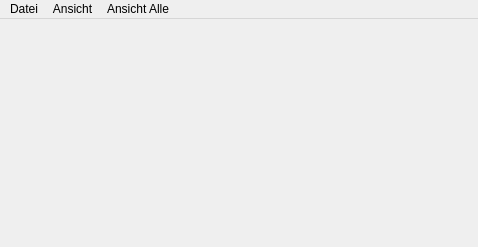
The window that ShowSolarData/ShowSolarData/Mainwindow.ui (Dashro/ShowSolarData) describes before a commit, drawn with Qt 5.
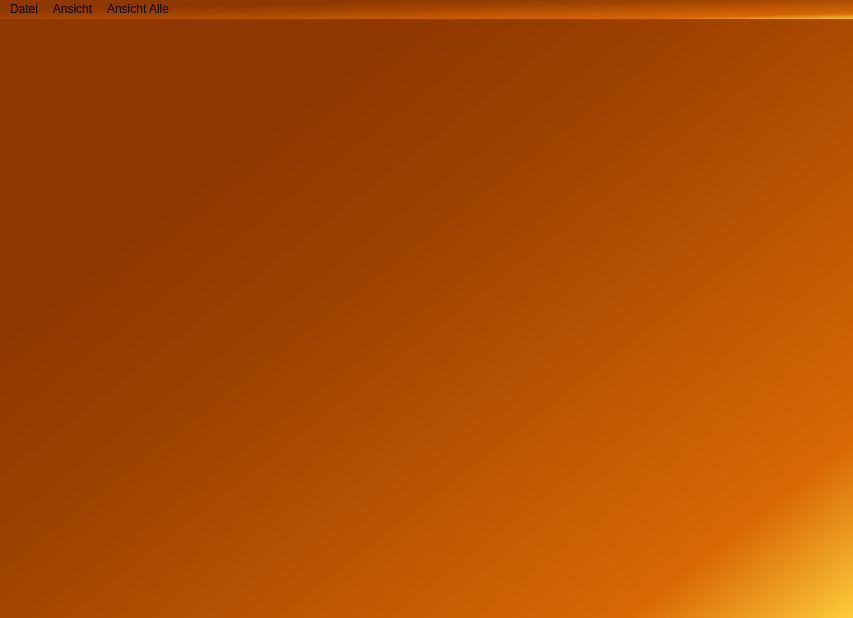
The same window after the commit. Icons and pictures are not drawn.

Patch:
```diff
--- a/ShowSolarData/ShowSolarData/Mainwindow.ui
+++ b/ShowSolarData/ShowSolarData/Mainwindow.ui
@@ -6,8 +6,8 @@
    <rect>
     <x>0</x>
     <y>0</y>
-    <width>478</width>
-    <height>247</height>
+    <width>853</width>
+    <height>618</height>
    </rect>
   </property>
   <property name="windowTitle">
@@ -17,12 +17,668 @@
    <bool>false</bool>
   </property>
   <property name="styleSheet">
-   <string notr="true">background-image: url(:/Resources/0006c9_a1b5dc3e5208946fc3a01d851f85d769.jpg);</string>
+   <string notr="true">background-color:qlineargradient(spread:pad, x1:0.210889, y1:0.293, x2:1, y2:1, stop:0 rgba(143, 56, 0, 255), stop:0.241192 rgba(158, 66, 0, 251), stop:0.810298 rgba(216, 104, 4, 250), stop:1 rgba(254, 206, 60, 236))
+</string>
   </property>
   <widget class="QWidget" name="centralWidget">
    <layout class="QGridLayout" name="gridLayout">
+    <property name="leftMargin">
+     <number>0</number>
+    </property>
+    <property name="topMargin">
+     <number>0</number>
+    </property>
+    <property name="rightMargin">
+     <number>0</number>
+    </property>
+    <property name="bottomMargin">
+     <number>0</number>
+    </property>
     <item row="0" column="0">
      <widget class="QStackedWidget" name="stackedWidget">
+      <property name="palette">
+       <palette>
+        <active>
+         <colorrole role="WindowText">
+          <brush brushstyle="SolidPattern">
+           <color alpha="255">
+            <red>0</red>
+            <green>0</green>
+            <blue>0</blue>
+           </color>
+          </brush>
+         </colorrole>
+         <colorrole role="Button">
+          <brush brushstyle="LinearGradientPattern">
+           <gradient startx="0.210889000000000" starty="0.293000000000000" endx="1.000000000000000" endy="1.000000000000000" type="LinearGradient" spread="PadSpread" coordinatemode="ObjectBoundingMode">
+            <gradientstop position="0.000000000000000">
+             <color alpha="255">
+              <red>143</red>
+              <green>56</green>
+              <blue>0</blue>
+             </color>
+            </gradientstop>
+            <gradientstop position="0.241192000000000">
+             <color alpha="251">
+              <red>158</red>
+              <green>66</green>
+              <blue>0</blue>
+             </color>
+            </gradientstop>
+            <gradientstop position="0.810298000000000">
+             <color alpha="250">
+              <red>216</red>
+              <green>104</green>
+              <blue>4</blue>
+             </color>
+            </gradientstop>
+            <gradientstop position="1.000000000000000">
+             <color alpha="236">
+              <red>254</red>
+              <green>206</green>
+              <blue>60</blue>
+             </color>
+            </gradientstop>
+           </gradient>
+          </brush>
+         </colorrole>
+         <colorrole role="Light">
+          <brush brushstyle="SolidPattern">
+           <color alpha="255">
+            <red>213</red>
+            <green>255</green>
+            <blue>127</blue>
+           </color>
+          </brush>
+         </colorrole>
+         <colorrole role="Midlight">
+          <brush brushstyle="SolidPattern">
+           <color alpha="255">
+            <red>191</red>
+            <green>255</green>
+            <blue>63</blue>
+           </color>
+          </brush>
+         </colorrole>
+         <colorrole role="Dark">
+          <brush brushstyle="SolidPattern">
+           <color alpha="255">
+            <red>85</red>
+            <green>127</green>
+            <blue>0</blue>
+           </color>
+          </brush>
+         </colorrole>
+         <colorrole role="Mid">
+          <brush brushstyle="SolidPattern">
+           <color alpha="255">
+            <red>113</red>
+            <green>170</green>
+            <blue>0</blue>
+           </color>
+          </brush>
+         </colorrole>
+         <colorrole role="Text">
+          <brush brushstyle="SolidPattern">
+           <color alpha="255">
+            <red>0</red>
+            <green>0</green>
+            <blue>0</blue>
+           </color>
+          </brush>
+         </colorrole>
+         <colorrole role="BrightText">
+          <brush brushstyle="SolidPattern">
+           <color alpha="255">
+            <red>255</red>
+            <green>255</green>
+            <blue>255</blue>
+           </color>
+          </brush>
+         </colorrole>
+         <colorrole role="ButtonText">
+          <brush brushstyle="SolidPattern">
+           <color alpha="255">
+            <red>0</red>
+            <green>0</green>
+            <blue>0</blue>
+           </color>
+          </brush>
+         </colorrole>
+         <colorrole role="Base">
+          <brush brushstyle="LinearGradientPattern">
+           <gradient startx="0.210889000000000" starty="0.293000000000000" endx="1.000000000000000" endy="1.000000000000000" type="LinearGradient" spread="PadSpread" coordinatemode="ObjectBoundingMode">
+            <gradientstop position="0.000000000000000">
+             <color alpha="255">
+              <red>143</red>
+              <green>56</green>
+              <blue>0</blue>
+             </color>
+            </gradientstop>
+            <gradientstop position="0.241192000000000">
+             <color alpha="251">
+              <red>158</red>
+              <green>66</green>
+              <blue>0</blue>
+             </color>
+            </gradientstop>
+            <gradientstop position="0.810298000000000">
+             <color alpha="250">
+              <red>216</red>
+              <green>104</green>
+              <blue>4</blue>
+             </color>
+            </gradientstop>
+            <gradientstop position="1.000000000000000">
+             <color alpha="236">
+              <red>254</red>
+              <green>206</green>
+              <blue>60</blue>
+             </color>
+            </gradientstop>
+           </gradient>
+          </brush>
+         </colorrole>
+         <colorrole role="Window">
+          <brush brushstyle="LinearGradientPattern">
+           <gradient startx="0.210889000000000" starty="0.293000000000000" endx="1.000000000000000" endy="1.000000000000000" type="LinearGradient" spread="PadSpread" coordinatemode="ObjectBoundingMode">
+            <gradientstop position="0.000000000000000">
+             <color alpha="255">
+              <red>143</red>
+              <green>56</green>
+              <blue>0</blue>
+             </color>
+            </gradientstop>
+            <gradientstop position="0.241192000000000">
+             <color alpha="251">
+              <red>158</red>
+              <green>66</green>
+              <blue>0</blue>
+             </color>
+            </gradientstop>
+            <gradientstop position="0.810298000000000">
+             <color alpha="250">
+              <red>216</red>
+              <green>104</green>
+              <blue>4</blue>
+             </color>
+            </gradientstop>
+            <gradientstop position="1.000000000000000">
+             <color alpha="236">
+              <red>254</red>
+              <green>206</green>
+              <blue>60</blue>
+             </color>
+            </gradientstop>
+           </gradient>
+          </brush>
+         </colorrole>
+         <colorrole role="Shadow">
+          <brush brushstyle="SolidPattern">
+           <color alpha="255">
+            <red>0</red>
+            <green>0</green>
+            <blue>0</blue>
+           </color>
+          </brush>
+         </colorrole>
+         <colorrole role="AlternateBase">
+          <brush brushstyle="SolidPattern">
+           <color alpha="255">
+            <red>212</red>
+            <green>255</green>
+            <blue>127</blue>
+           </color>
+          </brush>
+         </colorrole>
+         <colorrole role="ToolTipBase">
+          <brush brushstyle="SolidPattern">
+           <color alpha="255">
+            <red>255</red>
+            <green>255</green>
+            <blue>220</blue>
+           </color>
+          </brush>
+         </colorrole>
+         <colorrole role="ToolTipText">
+          <brush brushstyle="SolidPattern">
+           <color alpha="255">
+            <red>0</red>
+            <green>0</green>
+            <blue>0</blue>
+           </color>
+          </brush>
+         </colorrole>
+        </active>
+        <inactive>
+         <colorrole role="WindowText">
+          <brush brushstyle="SolidPattern">
+           <color alpha="255">
+            <red>0</red>
+            <green>0</green>
+            <blue>0</blue>
+           </color>
+          </brush>
+         </colorrole>
+         <colorrole role="Button">
+          <brush brushstyle="LinearGradientPattern">
+           <gradient startx="0.210889000000000" starty="0.293000000000000" endx="1.000000000000000" endy="1.000000000000000" type="LinearGradient" spread="PadSpread" coordinatemode="ObjectBoundingMode">
+            <gradientstop position="0.000000000000000">
+             <color alpha="255">
+              <red>143</red>
+              <green>56</green>
+              <blue>0</blue>
+             </color>
+            </gradientstop>
+            <gradientstop position="0.241192000000000">
+             <color alpha="251">
+              <red>158</red>
+              <green>66</green>
+              <blue>0</blue>
+             </color>
+            </gradientstop>
+            <gradientstop position="0.810298000000000">
+             <color alpha="250">
+              <red>216</red>
+              <green>104</green>
+              <blue>4</blue>
+             </color>
+            </gradientstop>
+            <gradientstop position="1.000000000000000">
+             <color alpha="236">
+              <red>254</red>
+              <green>206</green>
+              <blue>60</blue>
+             </color>
+            </gradientstop>
+           </gradient>
+          </brush>
+         </colorrole>
+         <colorrole role="Light">
+          <brush brushstyle="SolidPattern">
+           <color alpha="255">
+            <red>213</red>
+            <green>255</green>
+            <blue>127</blue>
+           </color>
+          </brush>
+         </colorrole>
+         <colorrole role="Midlight">
+          <brush brushstyle="SolidPattern">
+           <color alpha="255">
+            <red>191</red>
+            <green>255</green>
+            <blue>63</blue>
+           </color>
+          </brush>
+         </colorrole>
+         <colorrole role="Dark">
+          <brush brushstyle="SolidPattern">
+           <color alpha="255">
+            <red>85</red>
+            <green>127</green>
+            <blue>0</blue>
+           </color>
+          </brush>
+         </colorrole>
+         <colorrole role="Mid">
+          <brush brushstyle="SolidPattern">
+           <color alpha="255">
+            <red>113</red>
+            <green>170</green>
+            <blue>0</blue>
+           </color>
+          </brush>
+         </colorrole>
+         <colorrole role="Text">
+          <brush brushstyle="SolidPattern">
+           <color alpha="255">
+            <red>0</red>
+            <green>0</green>
+            <blue>0</blue>
+           </color>
+          </brush>
+         </colorrole>
+         <colorrole role="BrightText">
+          <brush brushstyle="SolidPattern">
+           <color alpha="255">
+            <red>255</red>
+            <green>255</green>
+            <blue>255</blue>
+           </color>
+          </brush>
+         </colorrole>
+         <colorrole role="ButtonText">
+          <brush brushstyle="SolidPattern">
+           <color alpha="255">
+            <red>0</red>
+            <green>0</green>
+            <blue>0</blue>
+           </color>
+          </brush>
+         </colorrole>
+         <colorrole role="Base">
+          <brush brushstyle="LinearGradientPattern">
+           <gradient startx="0.210889000000000" starty="0.293000000000000" endx="1.000000000000000" endy="1.000000000000000" type="LinearGradient" spread="PadSpread" coordinatemode="ObjectBoundingMode">
+            <gradientstop position="0.000000000000000">
+             <color alpha="255">
+              <red>143</red>
+              <green>56</green>
+              <blue>0</blue>
+             </color>
+            </gradientstop>
+            <gradientstop position="0.241192000000000">
+             <color alpha="251">
+              <red>158</red>
+              <green>66</green>
+              <blue>0</blue>
+             </color>
+            </gradientstop>
+            <gradientstop position="0.810298000000000">
+             <color alpha="250">
+              <red>216</red>
+              <green>104</green>
+              <blue>4</blue>
+             </color>
+            </gradientstop>
+            <gradientstop position="1.000000000000000">
+             <color alpha="236">
+              <red>254</red>
+              <green>206</green>
+              <blue>60</blue>
+             </color>
+            </gradientstop>
+           </gradient>
+          </brush>
+         </colorrole>
+         <colorrole role="Window">
+          <brush brushstyle="LinearGradientPattern">
+           <gradient startx="0.210889000000000" starty="0.293000000000000" endx="1.000000000000000" endy="1.000000000000000" type="LinearGradient" spread="PadSpread" coordinatemode="ObjectBoundingMode">
+            <gradientstop position="0.000000000000000">
+             <color alpha="255">
+              <red>143</red>
+              <green>56</green>
+              <blue>0</blue>
+             </color>
+            </gradientstop>
+            <gradientstop position="0.241192000000000">
+             <color alpha="251">
+              <red>158</red>
+              <green>66</green>
+              <blue>0</blue>
+             </color>
+            </gradientstop>
+            <gradientstop position="0.810298000000000">
+             <color alpha="250">
+              <red>216</red>
+              <green>104</green>
+              <blue>4</blue>
+             </color>
+            </gradientstop>
+            <gradientstop position="1.000000000000000">
+             <color alpha="236">
+              <red>254</red>
+              <green>206</green>
+              <blue>60</blue>
+             </color>
+            </gradientstop>
+           </gradient>
+          </brush>
+         </colorrole>
+         <colorrole role="Shadow">
+          <brush brushstyle="SolidPattern">
+           <color alpha="255">
+            <red>0</red>
+            <green>0</green>
+            <blue>0</blue>
+           </color>
+          </brush>
+         </colorrole>
+         <colorrole role="AlternateBase">
+          <brush brushstyle="SolidPattern">
+           <color alpha="255">
+            <red>212</red>
+            <green>255</green>
+            <blue>127</blue>
+           </color>
+          </brush>
+         </colorrole>
+         <colorrole role="ToolTipBase">
+          <brush brushstyle="SolidPattern">
+           <color alpha="255">
+            <red>255</red>
+            <green>255</green>
+            <blue>220</blue>
+           </color>
+          </brush>
+         </colorrole>
+         <colorrole role="ToolTipText">
+          <brush brushstyle="SolidPattern">
+           <color alpha="255">
+            <red>0</red>
+            <green>0</green>
+            <blue>0</blue>
+           </color>
+          </brush>
+         </colorrole>
+        </inactive>
+        <disabled>
+         <colorrole role="WindowText">
+          <brush brushstyle="SolidPattern">
+           <color alpha="255">
+            <red>85</red>
+            <green>127</green>
+            <blue>0</blue>
+           </color>
+          </brush>
+         </colorrole>
+         <colorrole role="Button">
+          <brush brushstyle="LinearGradientPattern">
+           <gradient startx="0.210889000000000" starty="0.293000000000000" endx="1.000000000000000" endy="1.000000000000000" type="LinearGradient" spread="PadSpread" coordinatemode="ObjectBoundingMode">
+            <gradientstop position="0.000000000000000">
+             <color alpha="255">
+              <red>143</red>
+              <green>56</green>
+              <blue>0</blue>
+             </color>
+            </gradientstop>
+            <gradientstop position="0.241192000000000">
+             <color alpha="251">
+              <red>158</red>
+              <green>66</green>
+              <blue>0</blue>
+             </color>
+            </gradientstop>
+            <gradientstop position="0.810298000000000">
+             <color alpha="250">
+              <red>216</red>
+              <green>104</green>
+              <blue>4</blue>
+             </color>
+            </gradientstop>
+            <gradientstop position="1.000000000000000">
+             <color alpha="236">
+              <red>254</red>
+              <green>206</green>
+              <blue>60</blue>
+             </color>
+            </gradientstop>
+           </gradient>
+          </brush>
+         </colorrole>
+         <colorrole role="Light">
+          <brush brushstyle="SolidPattern">
+           <color alpha="255">
+            <red>213</red>
+            <green>255</green>
+            <blue>127</blue>
+           </color>
+          </brush>
+         </colorrole>
+         <colorrole role="Midlight">
+          <brush brushstyle="SolidPattern">
+           <color alpha="255">
+            <red>191</red>
+            <green>255</green>
+            <blue>63</blue>
+           </color>
+          </brush>
+         </colorrole>
+         <colorrole role="Dark">
+          <brush brushstyle="SolidPattern">
+           <color alpha="255">
+            <red>85</red>
+            <green>127</green>
+            <blue>0</blue>
+           </color>
+          </brush>
+         </colorrole>
+         <colorrole role="Mid">
+          <brush brushstyle="SolidPattern">
+           <color alpha="255">
+            <red>113</red>
+            <green>170</green>
+            <blue>0</blue>
+           </color>
+          </brush>
+         </colorrole>
+         <colorrole role="Text">
+          <brush brushstyle="SolidPattern">
+           <color alpha="255">
+            <red>85</red>
+            <green>127</green>
+            <blue>0</blue>
+           </color>
+          </brush>
+         </colorrole>
+         <colorrole role="BrightText">
+          <brush brushstyle="SolidPattern">
+           <color alpha="255">
+            <red>255</red>
+            <green>255</green>
+            <blue>255</blue>
+           </color>
+          </brush>
+         </colorrole>
+         <colorrole role="ButtonText">
+          <brush brushstyle="SolidPattern">
+           <color alpha="255">
+            <red>85</red>
+            <green>127</green>
+            <blue>0</blue>
+           </color>
+          </brush>
+         </colorrole>
+         <colorrole role="Base">
+          <brush brushstyle="LinearGradientPattern">
+           <gradient startx="0.210889000000000" starty="0.293000000000000" endx="1.000000000000000" endy="1.000000000000000" type="LinearGradient" spread="PadSpread" coordinatemode="ObjectBoundingMode">
+            <gradientstop position="0.000000000000000">
+             <color alpha="255">
+              <red>143</red>
+              <green>56</green>
+              <blue>0</blue>
+             </color>
+            </gradientstop>
+            <gradientstop position="0.241192000000000">
+             <color alpha="251">
+              <red>158</red>
+              <green>66</green>
+              <blue>0</blue>
+             </color>
+            </gradientstop>
+            <gradientstop position="0.810298000000000">
+             <color alpha="250">
+              <red>216</red>
+              <green>104</green>
+              <blue>4</blue>
+             </color>
+            </gradientstop>
+            <gradientstop position="1.000000000000000">
+             <color alpha="236">
+              <red>254</red>
+              <green>206</green>
+              <blue>60</blue>
+             </color>
+            </gradientstop>
+           </gradient>
+          </brush>
+         </colorrole>
+         <colorrole role="Window">
+          <brush brushstyle="LinearGradientPattern">
+           <gradient startx="0.210889000000000" starty="0.293000000000000" endx="1.000000000000000" endy="1.000000000000000" type="LinearGradient" spread="PadSpread" coordinatemode="ObjectBoundingMode">
+            <gradientstop position="0.000000000000000">
+             <color alpha="255">
+              <red>143</red>
+              <green>56</green>
+              <blue>0</blue>
+             </color>
+            </gradientstop>
+            <gradientstop position="0.241192000000000">
+             <color alpha="251">
+              <red>158</red>
+              <green>66</green>
+              <blue>0</blue>
+             </color>
+            </gradientstop>
+            <gradientstop position="0.810298000000000">
+             <color alpha="250">
+              <red>216</red>
+              <green>104</green>
+              <blue>4</blue>
+             </color>
+            </gradientstop>
+            <gradientstop position="1.000000000000000">
+             <color alpha="236">
+              <red>254</red>
+              <green>206</green>
+              <blue>60</blue>
+             </color>
+            </gradientstop>
+           </gradient>
+          </brush>
+         </colorrole>
+         <colorrole role="Shadow">
+          <brush brushstyle="SolidPattern">
+           <color alpha="255">
+            <red>0</red>
+            <green>0</green>
+            <blue>0</blue>
+           </color>
+          </brush>
+         </colorrole>
+         <colorrole role="AlternateBase">
+          <brush brushstyle="SolidPattern">
+           <color alpha="255">
+            <red>170</red>
+            <green>255</green>
+            <blue>0</blue>
+           </color>
+          </brush>
+         </colorrole>
+         <colorrole role="ToolTipBase">
+          <brush brushstyle="SolidPattern">
+           <color alpha="255">
+            <red>255</red>
+            <green>255</green>
+            <blue>220</blue>
+           </color>
+          </brush>
+         </colorrole>
+         <colorrole role="ToolTipText">
+          <brush brushstyle="SolidPattern">
+           <color alpha="255">
+            <red>0</red>
+            <green>0</green>
+            <blue>0</blue>
+           </color>
+          </brush>
+         </colorrole>
+        </disabled>
+       </palette>
+      </property>
+      <property name="autoFillBackground">
+       <bool>false</bool>
+      </property>
       <property name="currentIndex">
        <number>-1</number>
       </property>
@@ -35,7 +691,7 @@
     <rect>
      <x>0</x>
      <y>0</y>
-     <width>478</width>
+     <width>853</width>
      <height>21</height>
     </rect>
    </property>
```
